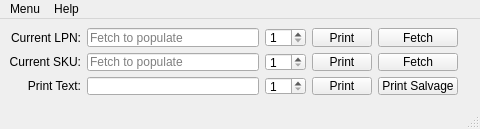
Before: the Qt Designer form mainwindow.ui in LMBernardo/LabelManager, drawn with Qt 5.
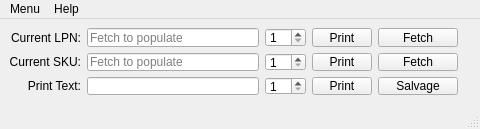
After: the same form once the commit is applied. Icons and pictures are not drawn.

The edit to the form file:
```diff
--- a/mainwindow.ui
+++ b/mainwindow.ui
@@ -262,7 +262,7 @@
        </sizepolicy>
       </property>
       <property name="text">
-       <string>Print Salvage</string>
+       <string>Salvage</string>
       </property>
      </widget>
     </item>
```
